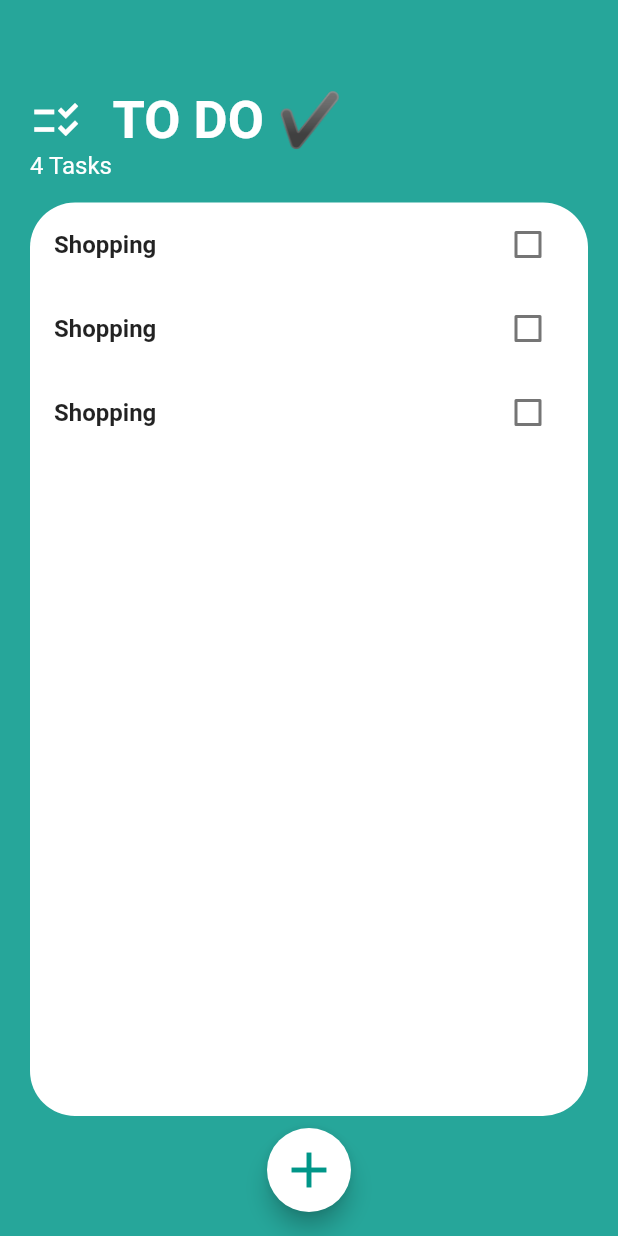
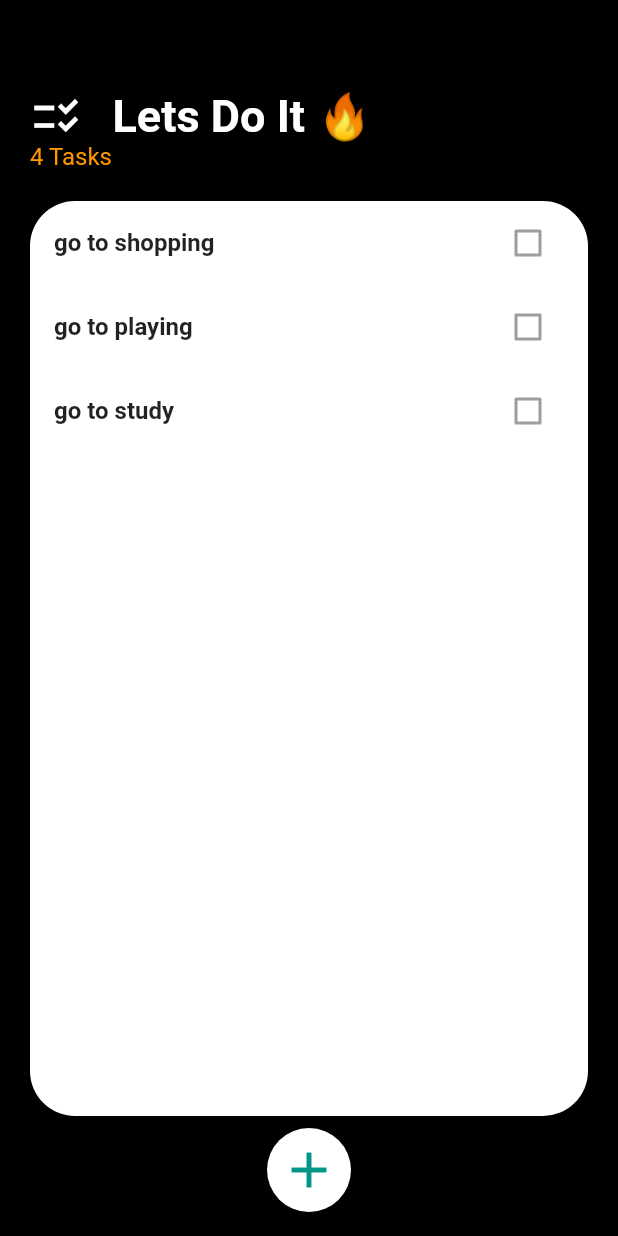
Before and after one commit to hashemmatooq99/tasks, a Flutter app: the screen it shows after launch, on a phone screen of 412 x 824 dp. Run offline on Flutter 3.47's test engine with Material 2 defaults, Android fonts, the phone set to English and light mode, and no system bars.

Commit message:
App Icon & color

```diff
--- /dev/null
+++ b/lib/model/task.dart
@@ -0,0 +1,11 @@
+class Task
+{
+  final String name;
+  late final isDone ;
+
+  Task({required this.name,this.isDone = false});
+  void doneChange ()
+  {
+    isDone = !isDone;
+  }
+}
--- a/lib/screen/taskscreen.dart
+++ b/lib/screen/taskscreen.dart
@@ -24,7 +24,7 @@ class TaskScreen extends StatelessWidget{
         backgroundColor: Colors.white,
         child:  const Icon(Icons.add,color: Colors.teal,size:40),
       ),
-      backgroundColor: Colors.teal[400],
+      backgroundColor: Colors.black,
       body: Container(
           padding:  const EdgeInsets.only(
             top: 60,
@@ -43,11 +43,13 @@ class TaskScreen extends StatelessWidget{
               ),
               SizedBox (width: 20),
               Text(
-                  'TO DO ✔ ',
+                  'Lets Do It 🔥',
+                textAlign: TextAlign.center,
                 style: TextStyle(
                   color: Colors.white,
-                  fontSize: 35,
-                  fontWeight: FontWeight.bold
+                  fontSize: 30,
+                  fontWeight: FontWeight.bold,
+
                 ),
               ),
             ],
@@ -55,11 +57,11 @@ class TaskScreen extends StatelessWidget{
           const Text(
               '4 Tasks',
             style: TextStyle(
-              color: Colors.white,
+              color: Colors.orange,
               fontSize: 16
             ),
           ),
-          const SizedBox(height: 15),
+          const SizedBox(height: 20),
           Expanded(
             child: Container(
                 height: 200,
--- a/lib/widget/task_tile.dart
+++ b/lib/widget/task_tile.dart
@@ -3,41 +3,28 @@
 import 'package:flutter/cupertino.dart';
 import 'package:flutter/material.dart';
 
-class TaskTile extends StatefulWidget {
-  @override
-  State<TaskTile> createState() => _TaskTileState();
-}
+class TaskTile extends StatelessWidget {
+ final bool isChecked ;
+ final String taskTitle ;
+ TaskTile({super.key,
+   required this.isChecked,required this.taskTitle});
 
-class _TaskTileState extends State<TaskTile> {
-  bool isChecked = false;
-
-  @override
   Widget build(BuildContext context) {
     return ListTile(
-      title: Text('Shopping',style: TextStyle(
+      title: Text(taskTitle,style: TextStyle(
         decoration: isChecked? TextDecoration.lineThrough : null ,
         fontWeight: FontWeight.bold,
       ),),
-      trailing: TaskCheckBox(isChecked,
-            (bool? newValue) {
-        setState(() {
-          isChecked = newValue!;
-        });
-      }),
+      trailing: Checkbox(
+          activeColor: Colors.teal,
+          onChanged: null,
+          value: isChecked,
+          //onChanged: checkboxChange
+      )
     );
   }
 }
-
-class TaskCheckBox extends StatelessWidget {
-   final bool? checkboxState ;
-   final Function(bool?) checkboxChange;
-   TaskCheckBox(this.checkboxState, this.checkboxChange);
-  @override
-  Widget build(BuildContext context) {
-    return Checkbox(
-      activeColor: Colors.teal,
-      value: checkboxState,
-      onChanged: checkboxChange
-    );
-  }
-}
+//(bool? newValue)
+//setState(() {
+//isChecked = newValue!;
+//});
--- a/lib/widget/tasks_list.dart
+++ b/lib/widget/tasks_list.dart
@@ -2,20 +2,40 @@
 
 import 'package:flutter/material.dart';
 
+import '../model/task.dart';
 import 'task_tile.dart';
 
-class TasksList extends StatelessWidget {
+class TasksList extends StatefulWidget {
   const TasksList({
     Key? key,
   }) : super(key: key);
 
   @override
+  State<TasksList> createState() => _TasksListState();
+}
+
+class _TasksListState extends State<TasksList> {
+  List<Task> tasks = [
+    Task(name: 'go to shopping'),
+    Task(name: 'go to playing'),
+    Task(name: 'go to study'),
+  ];
+  @override
   Widget build(BuildContext context) {
     return ListView(
       children: [
-        TaskTile(),
-        TaskTile(),
-        TaskTile(),
+        TaskTile(
+          taskTitle: tasks[0].name,
+          isChecked: tasks[0].isDone
+        ),
+    TaskTile(
+    taskTitle: tasks[1].name,
+    isChecked: tasks[1].isDone
+    ),
+    TaskTile(
+    taskTitle: tasks[2].name,
+    isChecked: tasks[2].isDone
+    ),
       ],
     );
   }
```
Also changed, not shown: pubspec.yaml (+7 -0 lines), assets/image/task.jpg (added), assets/image/task.png (added), pubspec.lock, 29 other files.
